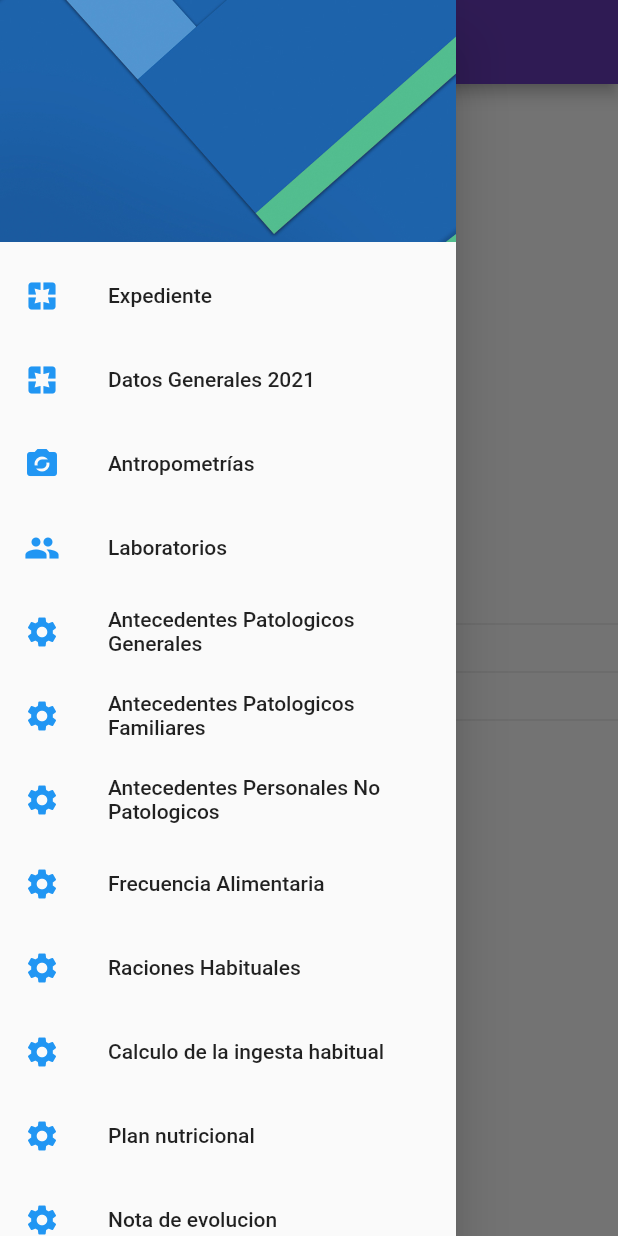
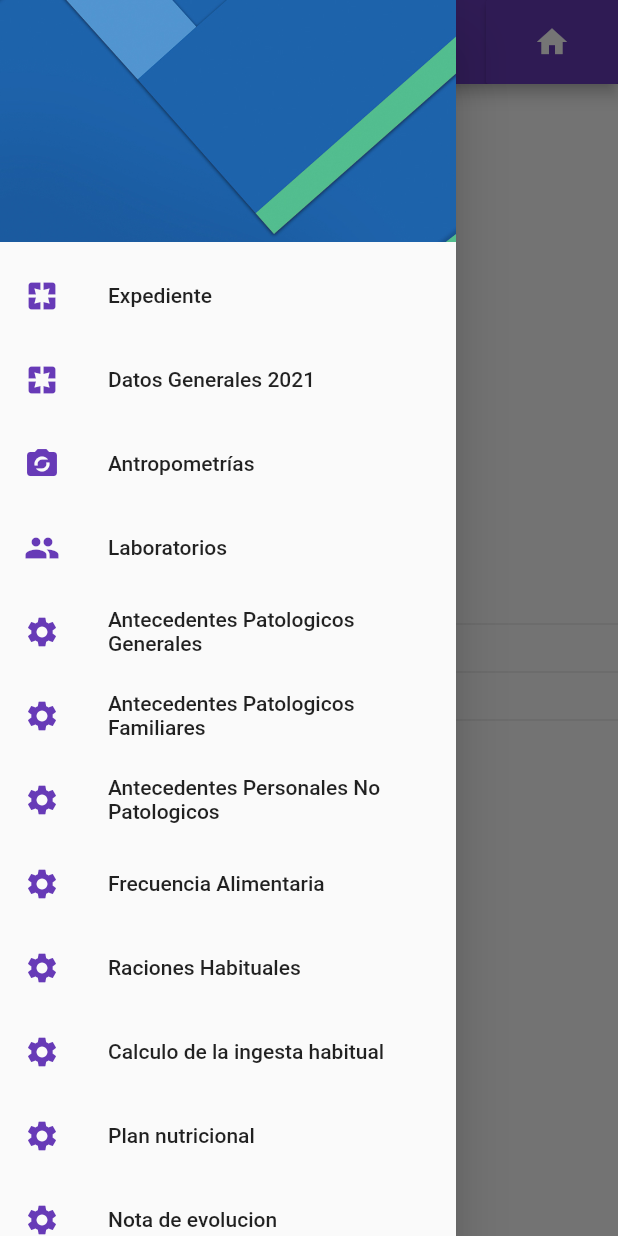
Before and after one commit to ernesto-developer/expediente-web, a Flutter app: the HomePage screen opened by its route, with the side drawer open, on a phone screen of 412 x 824 dp. Run offline on Flutter 3.47's test engine with Material 2 defaults, Android fonts, the phone set to English and light mode, and no system bars; our stand-ins replace rxdart.

Commit message:
implementacion de botones

```diff
--- a/lib/main.dart
+++ b/lib/main.dart
@@ -1,5 +1,6 @@
 import 'package:aplicacion_web/src/bloc/provider.dart';
 import 'package:aplicacion_web/src/pages/Datos_Generales.dart';
+import 'package:aplicacion_web/src/pages/escritorio_page.dart';
 import 'package:aplicacion_web/src/pages/homePage.dart';
 import 'package:aplicacion_web/src/pages/login_page.dart';
 import 'package:flutter/material.dart';
@@ -21,6 +22,7 @@ class MyApp extends StatelessWidget {
 
           'loginPage'         : (BuildContext context) => LoginPage(),
           'homePage'          : (BuildContext context) => HomePage(),
+          'escritorioPage'    : (BuildContext context) => EscritorioPage(),
           'datosGeneralesPage': (BuildContext context) => DatosGeneralesPage(),
         },
         theme: ThemeData(primaryColor: Colors.deepPurple),
--- a/lib/src/pages/Datos_Generales.dart
+++ b/lib/src/pages/Datos_Generales.dart
@@ -1,12 +1,16 @@
+import 'package:flutter/material.dart';
+
+import 'package:aplicacion_web/src/widgets/botones.dart';
 import 'package:aplicacion_web/src/widgets/menuLateral.dart';
 import 'package:aplicacion_web/src/widgets/resgistroPage.dart';
-import 'package:flutter/material.dart';
 
 class DatosGeneralesPage extends StatelessWidget {
   @override
   Widget build(BuildContext context) {
     return Scaffold(
       appBar: AppBar(
+        centerTitle: true,
+        actions: [botonDeGuardar(context),botonDeHome(context),],
         title: Text('Datos Generales')
       ),
       drawer: MenuLateral(),
--- a/lib/src/pages/homePage.dart
+++ b/lib/src/pages/homePage.dart
@@ -1,11 +1,15 @@
+import 'package:flutter/material.dart';
+
+import 'package:aplicacion_web/src/widgets/botones.dart';
 import 'package:aplicacion_web/src/widgets/menuLateral.dart';
-import 'package:flutter/material.dart';
 
 class HomePage extends StatelessWidget {
   @override
   Widget build(BuildContext context) {
     return Scaffold(
       appBar: AppBar(
+        centerTitle: true,
+        actions: [botonDeHome(context)],
         title: Text('Expediente Clinico'),
 
       ),
--- a/lib/src/pages/login_page.dart
+++ b/lib/src/pages/login_page.dart
@@ -1,5 +1,6 @@
+import 'package:flutter/material.dart';
+
 import 'package:aplicacion_web/src/bloc/login_bloc.dart';
-import 'package:flutter/material.dart';
 import 'package:aplicacion_web/src/bloc/provider.dart';
 
 class LoginPage extends StatelessWidget {
@@ -201,7 +202,7 @@ class LoginPage extends StatelessWidget {
     print('password: ${bloc.password} ');
     print('==============');
 
-    Navigator.pushNamed(context, 'homePage');
+    Navigator.pushReplacementNamed(context, 'escritorioPage');
 
 
   }
--- /dev/null
+++ b/lib/src/widgets/botones.dart
@@ -0,0 +1,27 @@
+import 'package:flutter/material.dart';
+
+
+Widget botonDeHome(BuildContext context){
+  return RaisedButton(
+    color: Colors.deepPurple,
+    onPressed: (){
+      Navigator.pushReplacementNamed(context, 'escritorioPage');
+    },
+    child: Icon(Icons.home,color: Colors.white,),
+
+  );
+
+
+}
+Widget botonDeGuardar(BuildContext context){
+  return RaisedButton(
+    color: Colors.deepPurple,
+    onPressed: (){
+      //TODO: DEBE DE GUARDAR TODA LA INFORAMACION O ACTUALIZARLA
+    },
+    child: Icon(Icons.save_sharp,color: Colors.white,),
+
+  );
+
+
+}
--- a/lib/src/widgets/menuLateral.dart
+++ b/lib/src/widgets/menuLateral.dart
@@ -22,14 +22,14 @@ class MenuLateral extends StatelessWidget {
           ),
 
           ListTile(
-            leading: Icon( Icons.pages, color: Colors.blue ),
+            leading: Icon( Icons.pages, color: Colors.deepPurple ),
             title: Text('Expediente'),
             onTap: (){
               Navigator.pushReplacementNamed(context, 'homePage');
             }
           ),
           ListTile(
-            leading: Icon( Icons.pages, color: Colors.blue ),
+            leading: Icon( Icons.pages, color: Colors.deepPurple ),
             title: Text('Datos Generales 2021'),
             onTap: (){
               Navigator.pushReplacementNamed(context, 'datosGeneralesPage');
@@ -37,68 +37,68 @@ class MenuLateral extends StatelessWidget {
           ),
 
           ListTile(
-            leading: Icon( Icons.party_mode, color: Colors.blue ),
+            leading: Icon( Icons.party_mode, color: Colors.deepPurple ),
             title: Text('Antropometrías'),
             onTap: (){ },
           ),
 
           ListTile(
-            leading: Icon( Icons.people, color: Colors.blue ),
+            leading: Icon( Icons.people, color: Colors.deepPurple ),
             title: Text('Laboratorios'),
             onTap: (){ },
           ),
 
           ListTile(
-            leading: Icon( Icons.settings, color: Colors.blue ),
+            leading: Icon( Icons.settings, color: Colors.deepPurple ),
             title: Text('Antecedentes Patologicos Generales'),
             onTap: (){
               // Navigator.pop(context)
             }
           ),
           ListTile(
-            leading: Icon( Icons.settings, color: Colors.blue ),
+            leading: Icon( Icons.settings, color: Colors.deepPurple ),
             title: Text('Antecedentes Patologicos Familiares'),
             onTap: (){
               // Navigator.pop(context)
             }
           ),
           ListTile(
-            leading: Icon( Icons.settings, color: Colors.blue ),
+            leading: Icon( Icons.settings, color: Colors.deepPurple ),
             title: Text('Antecedentes Personales No Patologicos'),
             onTap: (){
               // Navigator.pop(context)
             }
           ),
           ListTile(
-            leading: Icon( Icons.settings, color: Colors.blue ),
+            leading: Icon( Icons.settings, color: Colors.deepPurple ),
             title: Text('Frecuencia Alimentaria'),
             onTap: (){
               // Navigator.pop(context)
             }
           ),
           ListTile(
-            leading: Icon( Icons.settings, color: Colors.blue ),
+            leading: Icon( Icons.settings, color: Colors.deepPurple ),
             title: Text('Raciones Habituales'),
             onTap: (){
               // Navigator.pop(context)
             }
           ),
           ListTile(
-            leading: Icon( Icons.settings, color: Colors.blue ),
+            leading: Icon( Icons.settings, color: Colors.deepPurple ),
             title: Text('Calculo de la ingesta habitual'),
             onTap: (){
               // Navigator.pop(context)
             }
           ),
           ListTile(
-            leading: Icon( Icons.settings, color: Colors.blue ),
+            leading: Icon( Icons.settings, color: Colors.deepPurple ),
             title: Text('Plan nutricional'),
             onTap: (){
               // Navigator.pop(context)
             }
           ),
           ListTile(
-            leading: Icon( Icons.settings, color: Colors.blue ),
+            leading: Icon( Icons.settings, color: Colors.deepPurple ),
             title: Text('Nota de evolucion'),
             onTap: (){
               // Navigator.pop(context)
--- a/lib/src/widgets/resgistroPage.dart
+++ b/lib/src/widgets/resgistroPage.dart
@@ -38,11 +38,6 @@ class _RegistroPageDGState extends State<RegistroPageDG> {
     );
   }
 
-  // formItemsDesing(icon, item){
-
-  //   return Container(width: 400,height: 400, child: ListTile(leading: Icon(icon), title: item,),
-  //   );
-  // }
 
   formUI(context) {
     // Size size = MediaQuery.of(context).size;
```
Also changed, not shown: lib/src/pages/escritorio_page.dart (+45 -0 lines).
